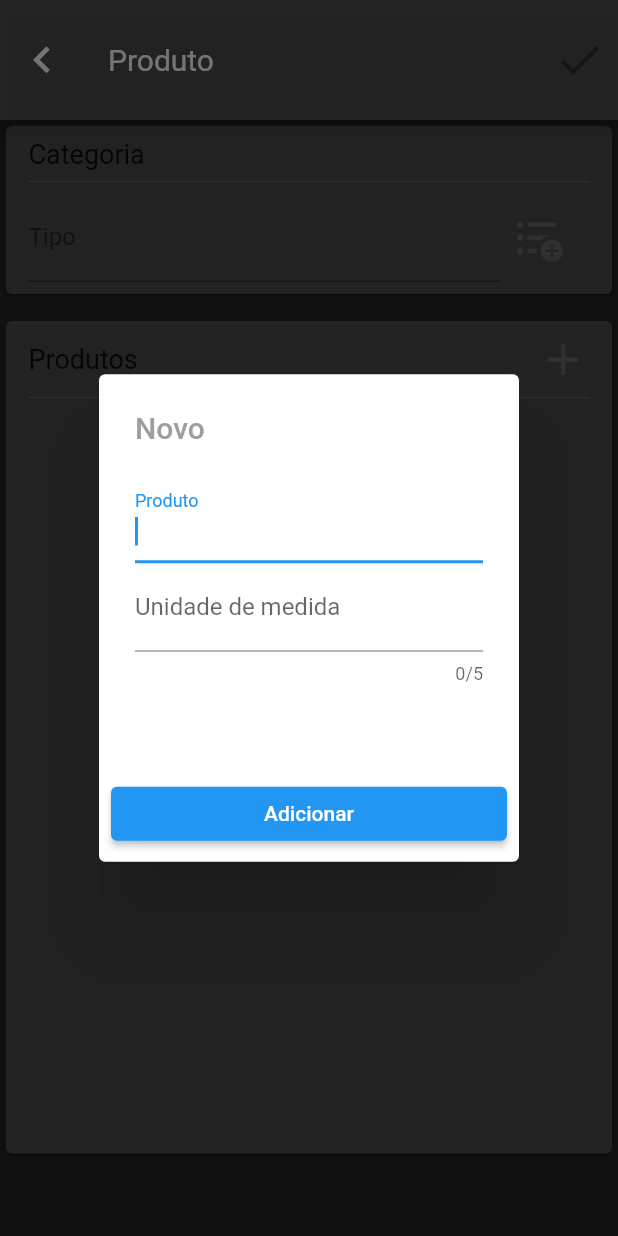
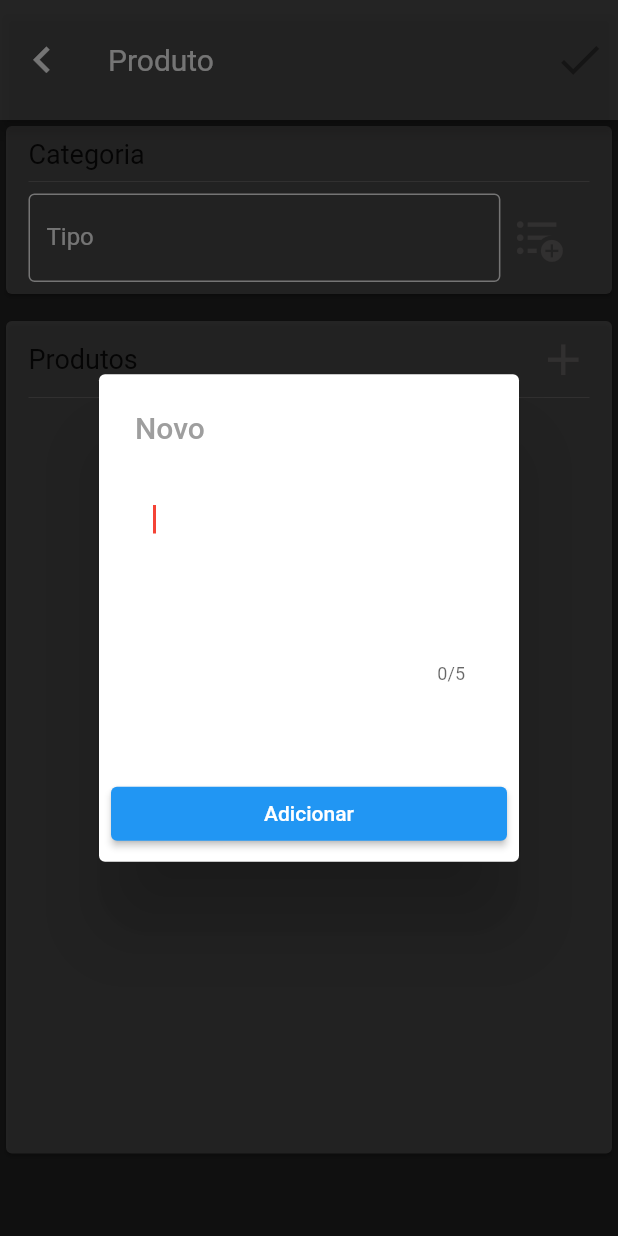
Before and after one commit to Jo-Analyst/month-shopping-app, a Flutter app: the ProductFormPage screen opened directly, after a tap on "Produtos", on a phone screen of 412 x 824 dp. Run offline on Flutter 3.47's test engine with Material 2 defaults, Android fonts, the phone set to English and light mode, and no system bars; our stand-ins replace flutter_slidable, font_awesome_flutter, loading_animation_widget, permission_handler, share, sqflite; accounts and stored records are empty.

Commit message:
Vamos lá

```diff
--- a/lib/templates/product_list.dart
+++ b/lib/templates/product_list.dart
@@ -54,9 +54,9 @@ class ProductsList extends StatelessWidget {
                   });
                 },
                 child: Container(
-                  color: (index % 2 > 0)
-                      ? const Color.fromARGB(25, 73, 133, 206)
-                      : Colors.grey,
+                  color: (index % 2 == 0)
+                      ? Theme.of(context).textTheme.displayMedium!.color
+                      : Theme.of(context).textTheme.titleLarge!.color,
                   child: ListTile(
                     leading: const CircleAvatar(
                       backgroundColor: Colors.black54,
--- a/lib/themes/dark.dart
+++ b/lib/themes/dark.dart
@@ -4,6 +4,7 @@ final darkTheme = ThemeData(
   textTheme: const TextTheme(
     bodyLarge: TextStyle(fontSize: 23),
     displayLarge: TextStyle(fontSize: 18, color: Colors.white),
+    displaySmall: TextStyle(color: Color.fromARGB(194, 13, 23, 37)),
     titleLarge: TextStyle(color: Colors.grey),
   ),
   primaryColor: const Color.fromARGB(113, 141, 137, 137),
@@ -20,6 +21,23 @@ final darkTheme = ThemeData(
   cardTheme: const CardTheme(
     color: Color.fromARGB(113, 141, 137, 137),
   ),
+  inputDecorationTheme: const InputDecorationTheme(
+    labelStyle: TextStyle(color: Colors.white),
+    focusedBorder: OutlineInputBorder(
+      borderSide: BorderSide(
+        color: Colors.white,
+      ),
+    ),
+    enabledBorder: OutlineInputBorder(
+      borderSide: BorderSide(
+        color: Colors.white, // Cor da borda quando o campo está desabilitado
+      ),
+    ),
+  ),
+  textSelectionTheme: const TextSelectionThemeData(
+      cursorColor: Colors.red, // Define a cor do cursor
+      selectionHandleColor: Colors.green, // Define a cor do handle de seleção
+      selectionColor: Colors.amber),
   listTileTheme: const ListTileThemeData(
     titleTextStyle: TextStyle(color: Colors.white),
     subtitleTextStyle: TextStyle(color: Colors.white),
```
Also changed, not shown: lib/pages/categories_list_page.dart (+22 -19 lines), lib/themes/light.dart (+10 -4 lines).
